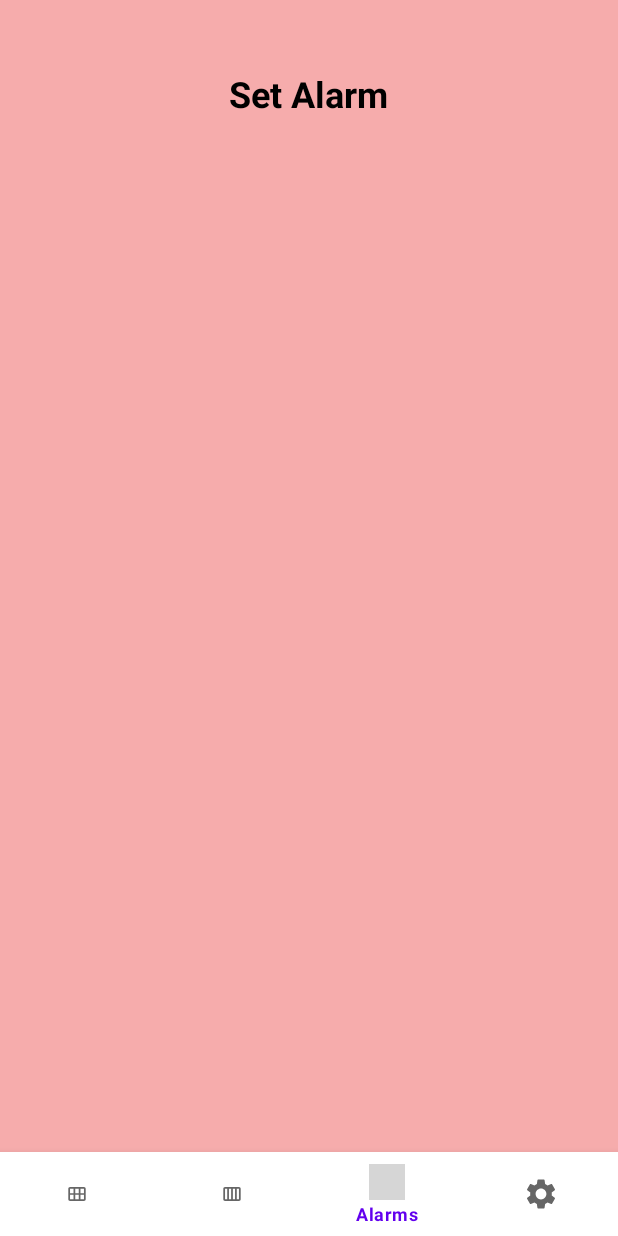
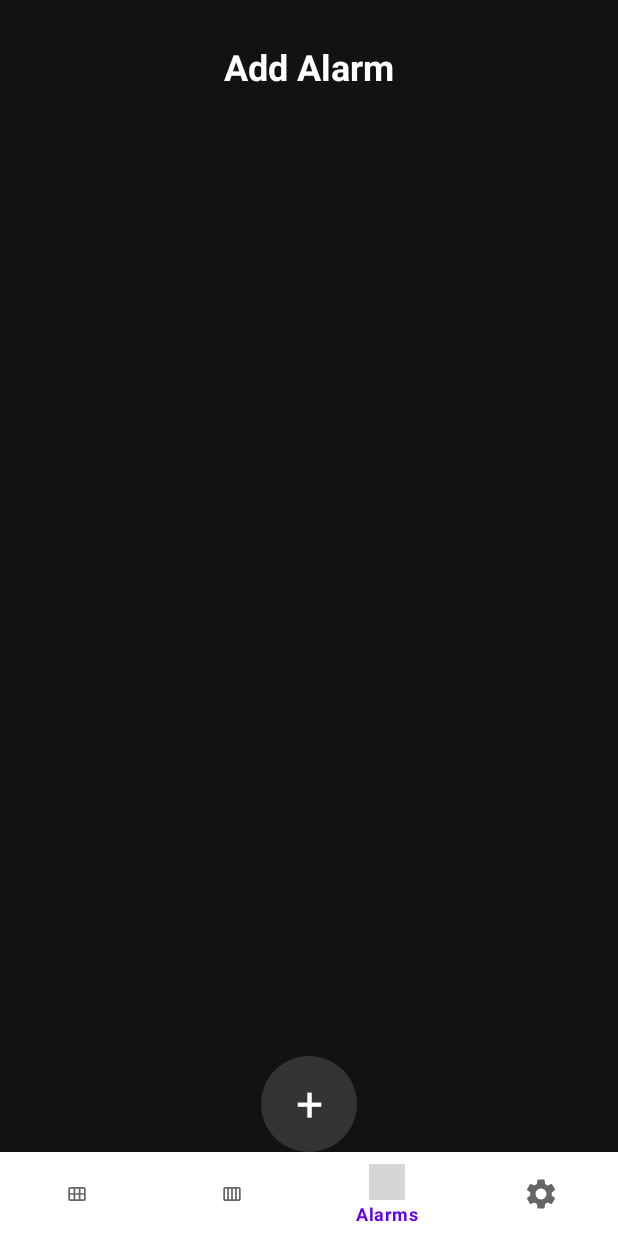
Before and after one commit to AidasLit/uni-alarm-planner-app, an Android app built with Jetpack Compose: the screen it shows after launch (MainActivity), item 3 of the bottom bar chosen, on a phone screen of 412 x 824 dp. Run offline under Robolectric (Android 15) with nearby library versions, the phone set to English and light mode, and no system bars; grey boxes are pictures that could not be loaded.

Commit message:
Changed ui

```diff
--- a/app/src/main/java/com/example/labworks/AlarmFragment.kt
+++ b/app/src/main/java/com/example/labworks/AlarmFragment.kt
@@ -1,20 +1,73 @@
 package com.example.labworks
 
 import android.os.Bundle
-import android.view.LayoutInflater
-import android.view.View
-import android.view.ViewGroup
-import android.widget.Button
-import android.widget.TimePicker
-import android.widget.Toast
 import androidx.fragment.app.Fragment
+import androidx.compose.material3.*
+import androidx.compose.runtime.Composable
+import androidx.compose.ui.platform.ComposeView
+import androidx.compose.ui.Modifier
+import androidx.compose.foundation.background
+import androidx.compose.foundation.layout.*
+import androidx.compose.foundation.shape.CircleShape
+import androidx.compose.material3.Text
+import androidx.compose.ui.Alignment
+import androidx.compose.ui.graphics.Color
+import androidx.compose.ui.unit.dp
+import androidx.compose.ui.unit.sp
+import androidx.compose.foundation.clickable
+import androidx.compose.ui.text.style.TextAlign
+import androidx.compose.ui.text.font.FontWeight
 
-class AlarmFragment: Fragment() {
+class AlarmFragment : Fragment() {
 
     override fun onCreateView(
-        inflater: LayoutInflater, container: ViewGroup?,
+        inflater: android.view.LayoutInflater, container: android.view.ViewGroup?,
         savedInstanceState: Bundle?
-    ): View? {
-        return inflater.inflate(R.layout.alarm_fragment, container, false)
+    ): android.view.View {
+        return ComposeView(requireContext()).apply {
+            setContent {
+                AlarmScreen()
+            }
+        }
     }
 }
+
+@Composable
+fun AlarmScreen() {
+    Box(
+        modifier = Modifier
+            .fillMaxSize()
+            .background(Color(0xFF121212)) // Tamsus fonas
+    ) {
+        // Tekstas "Add Alarm" viršuje
+        Text(
+            text = "Add Alarm",
+            color = Color.White,
+            fontSize = 24.sp,
+            fontWeight = FontWeight.Bold,
+            modifier = Modifier
+                .align(Alignment.TopCenter)
+                .padding(top = 32.dp)
+        )
+
+        // Apvalus + mygtukas apačioje
+        Box(
+            contentAlignment = Alignment.Center,
+            modifier = Modifier
+                .size(64.dp)
+                .background(Color(0xFF333333), shape = CircleShape)
+                .align(Alignment.BottomCenter)
+                .padding(8.dp)
+                .clickable {
+                    // TODO: Čia įdėsi, ką veiks mygtukas
+                }
+        ) {
+            Text(
+                text = "+",
+                color = Color.White,
+                fontSize = 32.sp,
+                textAlign = TextAlign.Center
+            )
+        }
+    }
+}
--- a/app/src/main/java/com/example/labworks/WeekCalendarFragment.kt
+++ b/app/src/main/java/com/example/labworks/WeekCalendarFragment.kt
@@ -1,6 +1,7 @@
 package com.example.labworks
 
 import android.graphics.Typeface
+import android.graphics.drawable.GradientDrawable
 import android.os.Bundle
 import android.view.*
 import android.widget.*
@@ -25,10 +26,17 @@ class WeekCalendarFragment : Fragment() {
     ): View? {
         val view = inflater.inflate(R.layout.week_calendar_fragment, container, false)
 
+        // Dar tamsesnis backgroundas visam fragmentui
+        view.setBackgroundColor(android.graphics.Color.parseColor("#121212"))
+
         weekTitle = view.findViewById(R.id.text_current_week)
         previousButton = view.findViewById(R.id.button_previous_week)
         nextButton = view.findViewById(R.id.button_next_week)
         weekContainer = view.findViewById(R.id.week_days_container)
+
+        // Previous ir Next mygtukų stilizavimas
+        styleButton(previousButton)
+        styleButton(nextButton)
 
         updateWeekView()
 
@@ -45,8 +53,15 @@ class WeekCalendarFragment : Fragment() {
         return view
     }
 
+    private fun styleButton(button: Button) {
+        val backgroundDrawable = GradientDrawable()
+        backgroundDrawable.setColor(android.graphics.Color.parseColor("#333333")) // Tamsus fonas
+        backgroundDrawable.cornerRadius = 12f
+        button.background = backgroundDrawable
+        button.setTextColor(android.graphics.Color.WHITE)
+    }
+
     private fun updateWeekView() {
-        // Start from Monday
         val weekStart = currentCalendar.clone() as Calendar
         weekStart.set(Calendar.DAY_OF_WEEK, Calendar.MONDAY)
 
@@ -71,24 +86,29 @@ class WeekCalendarFragment : Fragment() {
 
             val btn = Button(requireContext())
             val layoutParams = LinearLayout.LayoutParams(0, LinearLayout.LayoutParams.MATCH_PARENT, 1f)
-            layoutParams.setMargins(0, 4, 0, 8) // optional margin between buttons
+            layoutParams.setMargins(8, 4, 8, 8) // Didesni tarpai tarp mygtukų
             btn.layoutParams = layoutParams
             btn.text = SimpleDateFormat("EEE\ndd", Locale.getDefault()).format(day.time)
             btn.textAlignment = View.TEXT_ALIGNMENT_CENTER
             btn.textSize = 16f
-            btn.setPadding(0, 4, 0, 8) // make text more centered vertically
+            btn.setPadding(0, 4, 0, 8)
 
+            val backgroundDrawable = GradientDrawable()
+            backgroundDrawable.setColor(android.graphics.Color.parseColor("#1E1E1E")) // Mygtuko fonas
+            backgroundDrawable.setStroke(3, android.graphics.Color.parseColor("#555555")) // Aiškesnis rėmelis
+            backgroundDrawable.cornerRadius = 16f
 
-            // Highlight today
+            btn.background = backgroundDrawable
+            btn.setTextColor(android.graphics.Color.WHITE)
+
             if (day.get(Calendar.YEAR) == today.get(Calendar.YEAR) &&
                 day.get(Calendar.DAY_OF_YEAR) == today.get(Calendar.DAY_OF_YEAR)) {
+                backgroundDrawable.setColor(android.graphics.Color.parseColor("#424242")) // Highlight šiandienai
                 btn.setTypeface(null, Typeface.BOLD)
-                btn.setTextColor(ContextCompat.getColor(requireContext(), android.R.color.holo_blue_dark))
             }
 
             btn.setOnClickListener {
                 Toast.makeText(requireContext(), "Clicked: ${fullFormat.format(day.time)}", Toast.LENGTH_SHORT).show()
-                // You can use this to open daily events, etc.
             }
 
             weekContainer.addView(btn)
```
